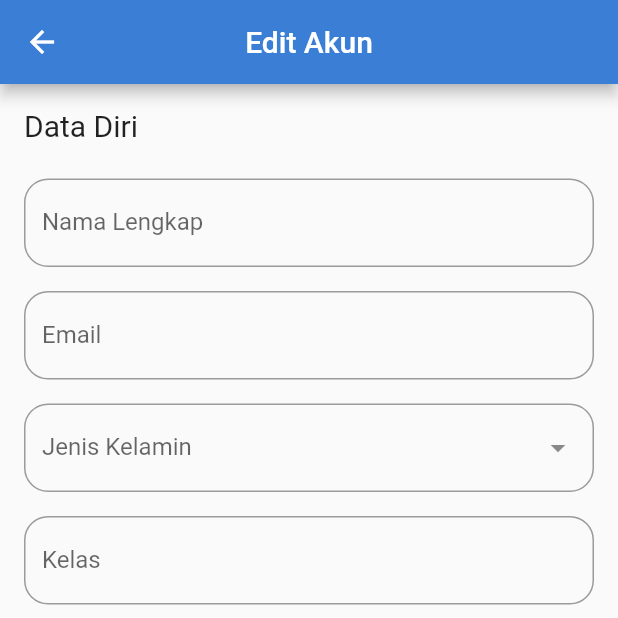
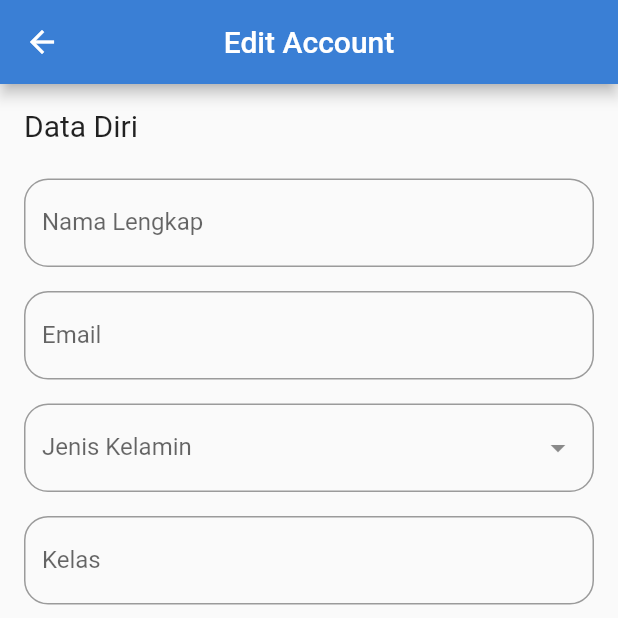
Before and after one commit to chandrabezzo/edspert_account, a Flutter app: the screen it shows after launch, after a tap on "Edit Profile Page", on a phone screen of 412 x 824 dp, the top half of it. Run offline on Flutter 3.47's test engine with Material 2 defaults, Android fonts, the phone set to English and light mode, and no system bars; our stand-ins replace dio, extended_image, get, pretty_dio_logger; network calls fail.

Commit message:
Example Override

```diff
--- a/example/lib/app_pages.dart
+++ b/example/lib/app_pages.dart
@@ -1,7 +1,8 @@
-import 'package:edspert_account/presentation/get/edit_profile_binding.dart';
 import 'package:edspert_account/presentation/get/profile_binding.dart';
 import 'package:edspert_account/presentation/pages/edit_profile_page.dart';
 import 'package:edspert_account/presentation/pages/profile_page.dart';
+import 'package:example/edspert_edit_profile_binding.dart';
+import 'package:example/edspert_edit_profile_page.dart';
 import 'package:example/main_page.dart';
 import 'package:get/get.dart';
 
@@ -17,7 +18,7 @@ final appPages = [
   ),
   GetPage(
     name: EditProfilePage.routeName,
-    page: () => const EditProfilePage(),
-    binding: EditProfileBinding(),
+    page: () => const EdspertEditProfilePage(),
+    binding: EdspertEditProfileBinding(),
   ),
 ];
--- /dev/null
+++ b/example/lib/edspert_edit_profile_binding.dart
@@ -0,0 +1,9 @@
+import 'package:example/edspert_edit_profile_controller.dart';
+import 'package:get/get.dart';
+
+class EdspertEditProfileBinding extends Bindings {
+  @override
+  void dependencies() {
+    Get.put(EdspertEditProfileController());
+  }
+}
--- /dev/null
+++ b/example/lib/edspert_edit_profile_controller.dart
@@ -0,0 +1,6 @@
+import 'package:edspert_account/presentation/get/edit_profile_controller.dart';
+import 'package:flutter/material.dart';
+
+class EdspertEditProfileController extends EditProfileController {
+  final etName = TextEditingController();
+}
--- /dev/null
+++ b/example/lib/edspert_edit_profile_page.dart
@@ -0,0 +1,17 @@
+import 'package:edspert_account/presentation/pages/edit_profile_page.dart';
+import 'package:example/edspert_edit_profile_controller.dart';
+import 'package:flutter/material.dart';
+
+class EdspertEditProfilePage
+    extends EditProfilePage<EdspertEditProfileController> {
+  const EdspertEditProfilePage({super.key});
+
+  @override
+  PreferredSizeWidget buildAppBar(BuildContext context) {
+    return AppBar(
+      title: const Text('Edit Account'),
+      centerTitle: true,
+      backgroundColor: const Color(0xff3A7FD5),
+    );
+  }
+}
--- a/lib/presentation/pages/edit_profile_page.dart
+++ b/lib/presentation/pages/edit_profile_page.dart
@@ -4,6 +4,7 @@ import 'package:get/get.dart';
 
 class EditProfilePage<C extends EditProfileController> extends GetView<C> {
   static const routeName = '/profile/edit';
+
   const EditProfilePage({super.key});
 
   @override
```
Also changed, not shown: lib/edspert_account.dart (+3 -5 lines), 1 other file.
